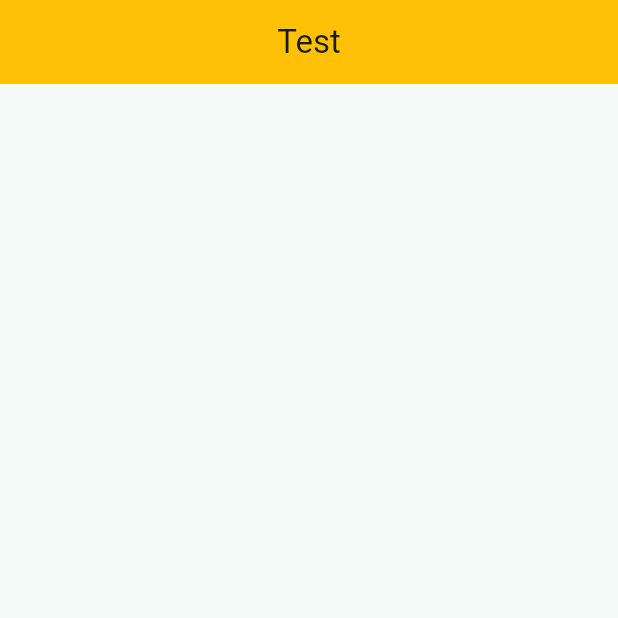
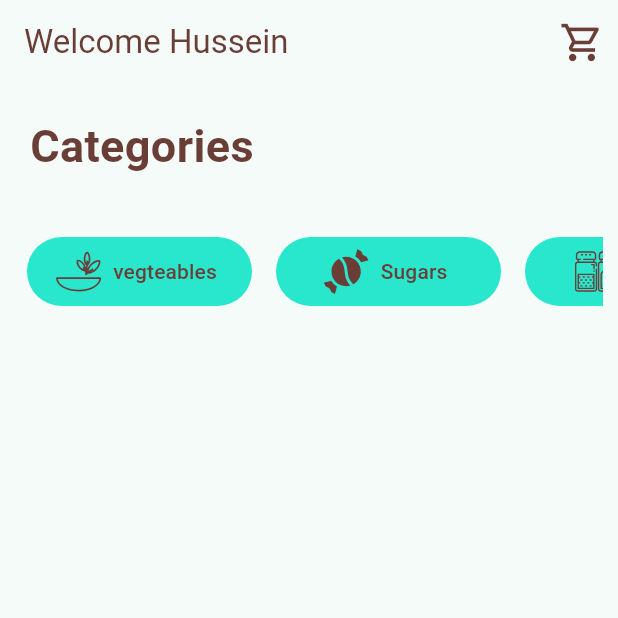
Before and after one commit to AllGamers20/Pos-System, a Flutter app: the screen it shows after launch, on a phone screen of 412 x 824 dp, the top half of it. Run offline on Flutter 3.47's test engine with Material 3 defaults, Android fonts, the phone set to English and light mode, and no system bars; our stand-ins replace flutter_svg, fluttertoast.

Commit message:
add icons and make alerts

```diff
--- /dev/null
+++ b/lib/Screens/body.dart
@@ -0,0 +1,160 @@
+import 'package:flutter/material.dart';
+import 'package:possystem/Constratnt/colors.dart';
+import 'package:flutter_svg/flutter_svg.dart';
+import 'package:fluttertoast/fluttertoast.dart';
+
+class Body extends StatelessWidget {
+  const Body({super.key});
+
+  @override
+  Widget build(BuildContext context) {
+    return SizedBox(
+      width: double.infinity,
+      height: double.infinity,
+      child: Column(children: <Widget>[
+        const Padding(
+          padding: EdgeInsets.all(10.0),
+          child: Row(
+            children: [
+              Padding(
+                padding: EdgeInsets.all(10.0),
+                child: Text(
+                  'Categories',
+                  style: TextStyle(
+                    fontSize: 30,
+                    fontWeight: FontWeight.bold,
+                    color: textColor,
+                  ),
+                ),
+              ),
+            ],
+          ),
+        ),
+        Padding(
+          padding: const EdgeInsets.all(10.0),
+          child: SingleChildScrollView(
+            scrollDirection: Axis.horizontal,
+            child: Row(
+              crossAxisAlignment: CrossAxisAlignment.start,
+              mainAxisAlignment: MainAxisAlignment.spaceAround,
+              children: [
+                Padding(
+                  padding: const EdgeInsets.all(8.0),
+                  child: TextButton.icon(
+                    style: const ButtonStyle(
+                      minimumSize: MaterialStatePropertyAll(Size(150, 10)),
+                      backgroundColor: MaterialStatePropertyAll(primaryColor),
+                      foregroundColor: MaterialStatePropertyAll(textColor),
+                    ),
+                    onPressed: () {
+                      Fluttertoast.showToast(
+                        msg: 'Coming Soon!',
+                        toastLength: Toast.LENGTH_SHORT,
+                        backgroundColor: Colors.grey,
+                        textColor: Colors.white,
+                        gravity: ToastGravity.BOTTOM,
+                        fontSize: 15,
+                        timeInSecForIosWeb: 2,
+                      );
+                    },
+                    icon: SvgPicture.asset(
+                      'assets/svg/Vegtables.svg',
+                      height: 30,
+                      color: textColor,
+                    ),
+                    label: const Text('vegteables'),
+                  ),
+                ),
+                Padding(
+                  padding: const EdgeInsets.all(8.0),
+                  child: TextButton.icon(
+                    style: const ButtonStyle(
+                      minimumSize: MaterialStatePropertyAll(Size(150, 10)),
+                      backgroundColor: MaterialStatePropertyAll(primaryColor),
+                      foregroundColor: MaterialStatePropertyAll(textColor),
+                    ),
+                    onPressed: () {
+                      Fluttertoast.showToast(
+                        msg: 'Coming Soon!',
+                        toastLength: Toast.LENGTH_SHORT,
+                        backgroundColor: Colors.grey,
+                        textColor: Colors.white,
+                        gravity: ToastGravity.BOTTOM,
+                        fontSize: 15,
+                        timeInSecForIosWeb: 2,
+                      );
+                    },
+                    icon: SvgPicture.asset(
+                      'assets/svg/Sugars.svg',
+                      color: textColor,
+                      height: 30,
+                    ),
+                    label: const Text('Sugars'),
+                  ),
+                ),
+                Padding(
+                  padding: const EdgeInsets.all(8.0),
+                  child: TextButton.icon(
+                    style: const ButtonStyle(
+                      minimumSize: MaterialStatePropertyAll(Size(150, 10)),
+                      backgroundColor: MaterialStatePropertyAll(primaryColor),
+                      foregroundColor: MaterialStatePropertyAll(textColor),
+                    ),
+                    onPressed: () {
+                      Fluttertoast.showToast(
+                        msg: 'Coming Soon!',
+                        toastLength: Toast.LENGTH_SHORT,
+                        backgroundColor: Colors.grey,
+                        textColor: Colors.white,
+                        gravity: ToastGravity.BOTTOM,
+                        fontSize: 15,
+                        timeInSecForIosWeb: 2,
+                      );
+                    },
+                    icon: SvgPicture.asset(
+                      'assets/svg/Spices.svg',
+                      color: textColor,
+                      height: 30,
+                    ),
+                    label: const Text('spices'),
+                  ),
+                ),
+                Padding(
+                    padding: const EdgeInsets.all(8.0),
+                    child: Padding(
+                      padding: const EdgeInsets.all(15.0),
+                      child: GestureDetector(
+                        onTap: () {
+                          showDialog(
+                            context: context,
+                            builder: (context) {
+                              return AlertDialog(
+                                title: const Text('POS SYSTEM'),
+                                content: const Text('Menu Coming Sooon'),
+                                backgroundColor: primaryColor,
+                                actions: [
+                                  TextButton(
+                                    child: const Text('OK'),
+                                    onPressed: () => Navigator.pop(context),
+                                  )
+                                ],
+                              );
+                            },
+                          );
+                        },
+                        child: const Text(
+                          'See all',
+                          style: TextStyle(
+                            color: textColor,
+                          ),
+                        ),
+                      ),
+                    )),
+              ],
+            ),
+          ),
+        ),
+      ]),
+    );
+  }
+}
--- a/lib/Screens/home.dart
+++ b/lib/Screens/home.dart
@@ -1,4 +1,6 @@
 import 'package:flutter/material.dart';
+import 'package:possystem/Constratnt/colors.dart';
+import 'package:possystem/Screens/body.dart';
 
 class Home extends StatelessWidget {
   const Home({super.key});
@@ -7,10 +9,32 @@ class Home extends StatelessWidget {
   Widget build(BuildContext context) {
     return Scaffold(
       appBar: AppBar(
-        centerTitle: true,
-        title: const Text('Test'),
-        backgroundColor: Colors.amber,
+        actions: [
+          IconButton(
+            tooltip: 'cart',
+            icon: const Icon(
+              Icons.shopping_cart_outlined,
+              size: 30,
+              color: textColor,
+            ),
+            onPressed: () {
+              print('cart');
+            },
+          ),
+        ],
+        title: GestureDetector(
+          onTap: () {
+            print('profile');
+          },
+          child: const Text(
+            'Welcome Hussein',
+            style: TextStyle(
+              color: textColor,
+            ),
+          ),
+        ),
       ),
+      body: const Body(),
     );
   }
 }
```
Also changed, not shown: pubspec.yaml (+5 -3 lines), assets/svg/Spices.svg (added), assets/svg/Sugars.svg (added), assets/svg/Vegtables.svg (added), pubspec.lock, 1 other file.
